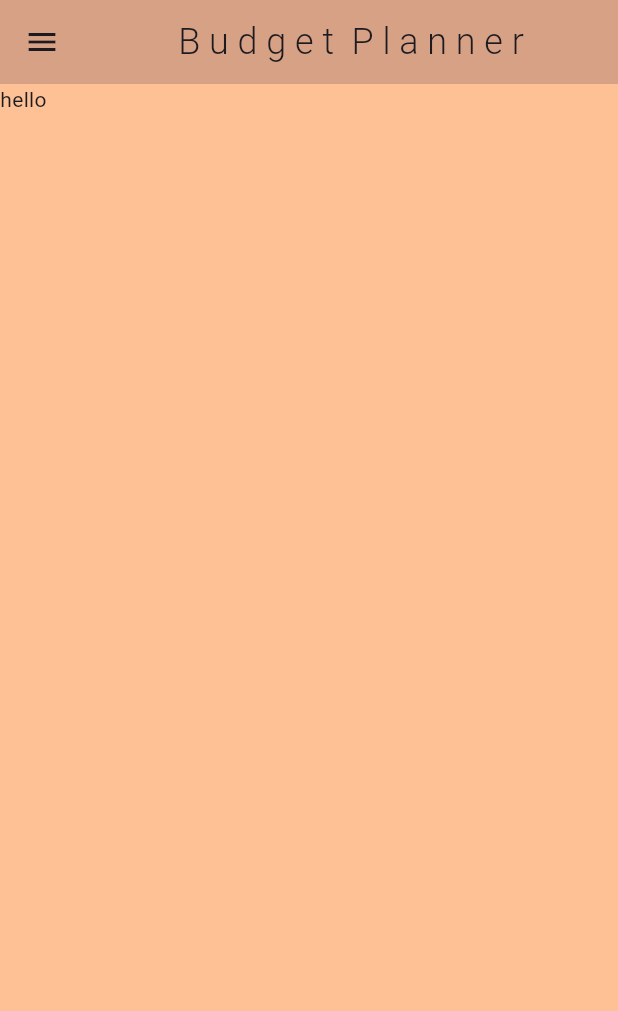
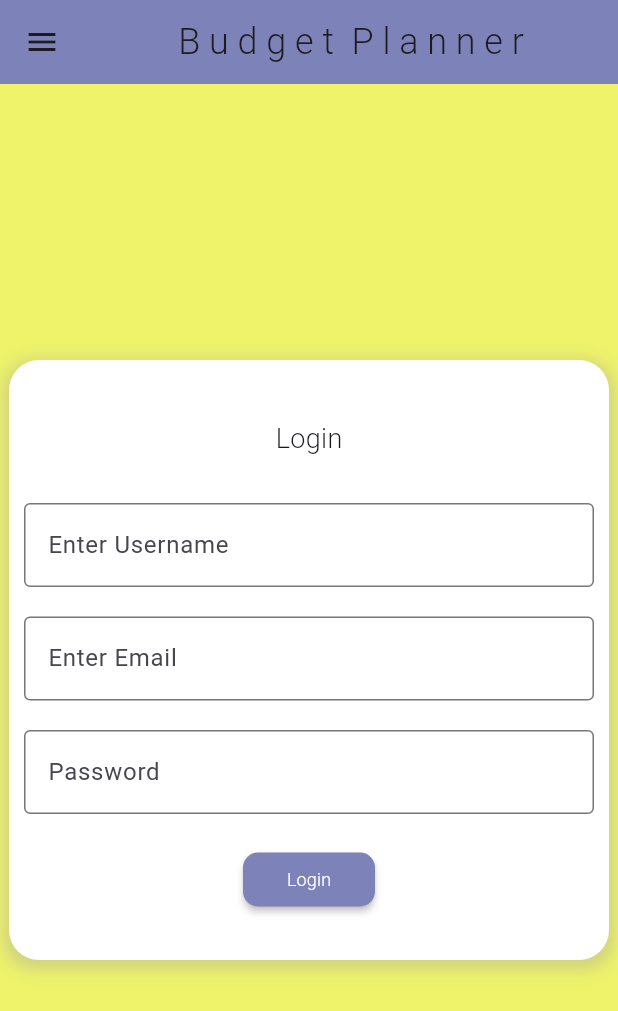
Before and after one commit to russellandrady/budgetplanner_flutter_app, a Flutter app: the screen it shows after launch, on a phone screen of 412 x 824 dp. Shown: the top 1011 px of the screen. Run offline on Flutter 3.47's test engine with Material 3 defaults, Android fonts, the phone set to English and light mode, and no system bars.

Commit message:
login page ui implemented

```diff
--- a/lib/main.dart
+++ b/lib/main.dart
@@ -16,9 +16,9 @@ class MyApp extends StatelessWidget {
       debugShowCheckedModeBanner: false,
       home: WelcomePage(),
       theme: ThemeData(
-          primaryColor: Color(0xFFFFA686),
-          primaryColorLight: Color(0xFFFEC196),
-          primaryColorDark: Color(0xFFD6A184)),
+          primaryColor: Color(0xFFA3A6CC),
+          primaryColorLight: Color(0xFFEEF36A),
+          primaryColorDark: Color(0xFF7D82B8)),
       routes: {'/login': (context) => Login()},
     );
   }
--- a/lib/pages/login.dart
+++ b/lib/pages/login.dart
@@ -2,7 +2,6 @@ import 'package:flutter/material.dart';
 
 class Login extends StatelessWidget {
   const Login({super.key});
-
   @override
   Widget build(BuildContext context) {
     return Scaffold(
@@ -21,15 +20,71 @@ class Login extends StatelessWidget {
         child: const Column(
           children: [
             DrawerHeader(
-                child: Text(
-              "Menu",
-              style: TextStyle(fontSize: 18, fontWeight: FontWeight.w300),
-            ),)
+              child: Text(
+                "Menu",
+                style: TextStyle(fontSize: 18, fontWeight: FontWeight.w300),
+              ),
+            )
           ],
         ),
       ),
-      body: Container(
-        child: Text("hello"),
+      body: Center(
+        child: Container(
+          height: 400.0,
+          width: 400.0,
+          decoration: BoxDecoration(
+            color: Colors.white,
+            borderRadius: BorderRadius.circular(20),
+            boxShadow: [
+              BoxShadow(
+                color: Colors.grey.withOpacity(0.4),
+                spreadRadius: 3,
+                blurRadius: 9,
+                offset: Offset(0, 3),
+              ),
+            ],
+          ),
+          child: Padding(
+            padding: EdgeInsets.all(10.0),
+            child: Column(
+              mainAxisAlignment: MainAxisAlignment.spaceEvenly,
+              children: [
+                Padding(
+                  padding: EdgeInsets.only(top: 10.0, bottom: 10.0),
+                  child: Text(
+                    "Login",
+                    style: TextStyle(fontSize: 18, fontWeight: FontWeight.w300),
+                  ),
+                ),
+                TextField(
+                  decoration: InputDecoration(
+                      border: OutlineInputBorder(), hintText: "Enter Username"),
+                ),
+                TextField(
+                  decoration: InputDecoration(
+                      border: OutlineInputBorder(), hintText: "Enter Email"),
+                ),
+                TextField(
+                  decoration: InputDecoration(
+                      border: OutlineInputBorder(), hintText: "Password"),
+                ),
+                MaterialButton(
+                  onPressed: () {},
+                  color: Theme.of(context).primaryColorDark,
+                  shape: RoundedRectangleBorder(
+                      borderRadius: BorderRadius.circular(10)),
+                  child: Text(
+                    "Login",
+                    style: TextStyle(
+                        fontSize: 12,
+                        fontWeight: FontWeight.w300,
+                        color: Colors.white),
+                  ),
+                ),
+              ],
+            ),
+          ),
+        ),
       ),
     );
   }
```
